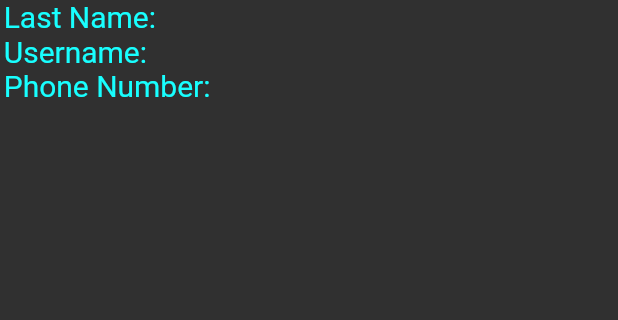
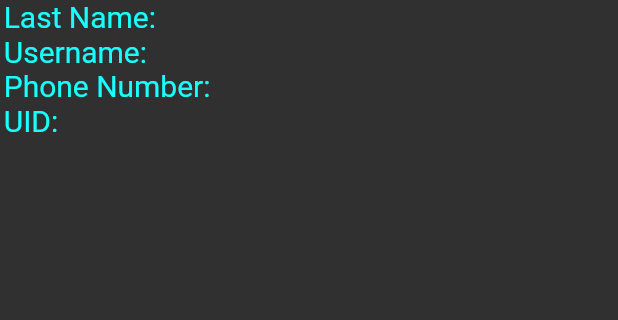
Before and after one commit to rardev/project-djinn, a Flutter app: the screen it shows once a user with an empty profile is signed in, on a phone screen of 412 x 824 dp, the part 119-439 px from its top. Run offline on Flutter 3.47's test engine with Material 2 defaults, Android fonts, the phone set to English and light mode, and no system bars; our stand-ins replace auto_size_text, cloud_firestore, firebase_auth, firebase_core, flutter_spinkit, hexcolor; missing offline and left inert: cloud_firestore_web, firebase_auth_web, firebase_core_web; accounts and stored records are empty.

Commit message:
added global access to UID

```diff
--- a/lib/pages/home.dart
+++ b/lib/pages/home.dart
@@ -23,7 +23,7 @@ class _HomeState extends State<Home> {
   final AuthService _auth = AuthService();
   late CustomUser user = Provider.of<CustomUser?>(context)!;
   late Info info =
-      Info(first_name: '#', last_name: 'B', username: 'C', phone_number: 'D');
+      Info(first_name: '', last_name: '', username: '', phone_number: '', UID: '');
 
   @override
   void initState() {
@@ -43,7 +43,9 @@ class _HomeState extends State<Home> {
           first_name: doc.get('first_name'),
           last_name: doc.get('last_name'),
           username: doc.get('username'),
-          phone_number: doc.get('phone_number'));
+          phone_number: doc.get('phone_number'),
+          UID: id);
+      store.set("UID", id);
     });
   }
 
@@ -76,6 +78,7 @@ class _HomeState extends State<Home> {
                 UserInfo(category: 'Last Name: ', data: info.last_name),
                 UserInfo(category: 'Username: ', data: info.username),
                 UserInfo(category: 'Phone Number: ', data: info.phone_number),
+                UserInfo(category: "UID: ", data: info.UID),
               ],
             ),
             const Align(
--- a/lib/services/database.dart
+++ b/lib/services/database.dart
@@ -59,6 +59,7 @@ class DatabaseService
           last_name: doc.get('last_name') ?? '',
           username: doc.get('username') ?? '',
           phone_number: doc.get('phone_number') ?? '',
+          UID: uid,
       );
     }).toList();
   }
--- a/lib/services/info.dart
+++ b/lib/services/info.dart
@@ -4,6 +4,7 @@ class Info
    String last_name;
    String username;
    String phone_number;
+   String UID;
 
    void changeInfo(String fName, String lName, String username, String phone)
    {
@@ -12,5 +13,5 @@ class Info
      this.username = username;
      phone_number = phone;
    }
-  Info({required this.first_name, required this.last_name, required this.username, required this.phone_number});
+  Info({required this.first_name, required this.last_name, required this.username, required this.phone_number, required this.UID});
 }
```
Also changed, not shown: lib/pages/settings.dart (added, +31 -0 lines), lib/helperFiles/forms.dart (line endings or trailing spaces), 1 other file.
